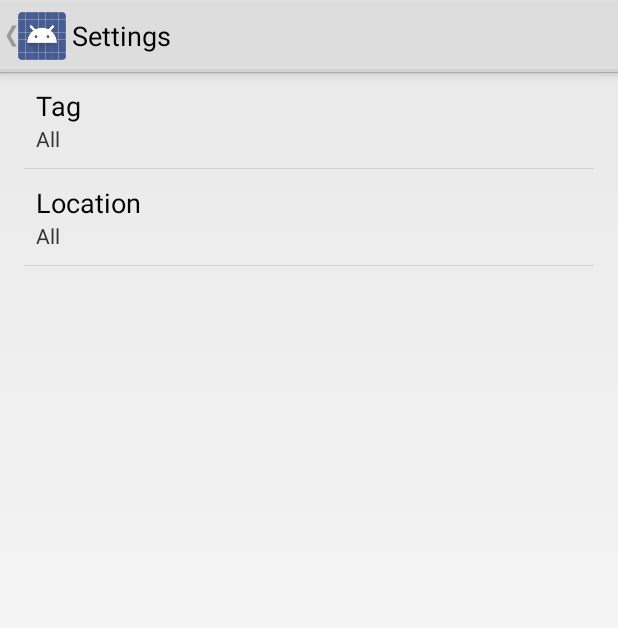
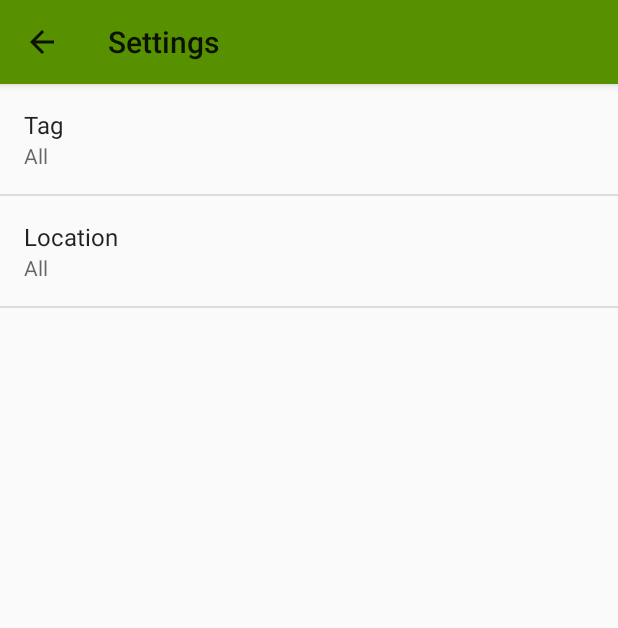
Before and after one commit to daniellu789/TripCard, an Android app: the SettingsActivity screen opened directly, with no data from a screen before it, on a phone screen of 412 x 824 dp. Shown: the top 628 px of the screen. Run offline under Robolectric (Android 15) with nearby library versions, the phone set to English and light mode, and no system bars.

Commit message:
Materal Design

```diff
--- a/app/src/main/res/values-v11/styles.xml
+++ b/app/src/main/res/values-v11/styles.xml
@@ -1,5 +1,10 @@
 <resources>
 
-    <style name="AppTheme" parent="android:Theme.Holo.Light" />
+    <style name="AppTheme" parent="android:Theme.Material.Light">
+        <item name="android:colorPrimary">#589100</item>
+        <item name="android:colorPrimaryDark">#4B7E37</item>
+        <item name="android:colorAccent">#589100</item>
+
+    </style>
 
 </resources>
--- a/app/src/main/res/values-v14/styles.xml
+++ b/app/src/main/res/values-v14/styles.xml
@@ -1,5 +1,10 @@
 <resources>
 
-    <style name="AppTheme" parent="android:Theme.Holo.Light" />
+    <style name="AppTheme" parent="android:Theme.Material.Light">
+        <item name="android:colorPrimary">#589100</item>
+        <item name="android:colorPrimaryDark">#4B7E37</item>
+        <item name="android:colorAccent">#589100</item>
+
+    </style>
 
 </resources>
--- a/app/src/main/res/values/styles.xml
+++ b/app/src/main/res/values/styles.xml
@@ -1,5 +1,10 @@
 <resources>
 
-    <style name="AppTheme" parent="android:Theme.Light" />
+    <style name="AppTheme" parent="android:Theme.Material.Light">
+        <item name="android:colorPrimary">#589100</item>
+        <item name="android:colorPrimaryDark">#4B7E37</item>
+        <item name="android:colorAccent">#589100</item>
+
+    </style>
 
 </resources>
```
